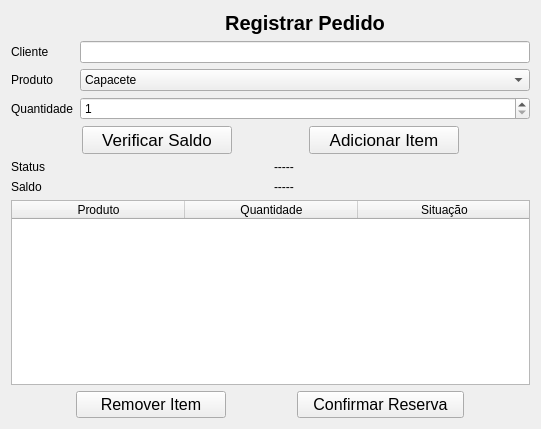
This is src/views/pedidowindow.ui in reitheus/BCC322-Trabalho-em-Grupo as Qt 5 draws it before an edit. The edited form follows.
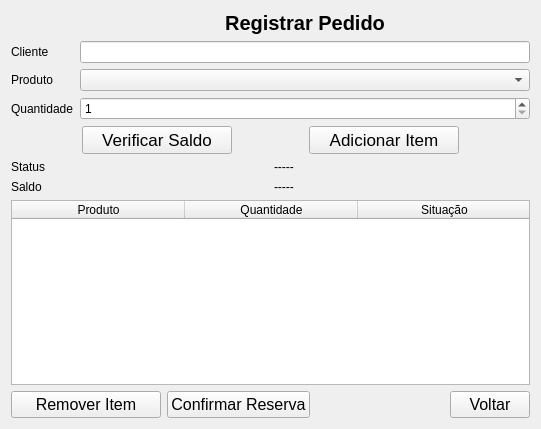
This is the edited form.

What changed in the file:
```diff
--- a/src/views/pedidowindow.ui
+++ b/src/views/pedidowindow.ui
@@ -13,8 +13,8 @@
   <property name="windowTitle">
    <string>Form</string>
   </property>
-  <layout class="QVBoxLayout" name="verticalLayout">
-   <item>
+  <layout class="QGridLayout" name="gridLayout">
+   <item row="0" column="0">
     <layout class="QFormLayout" name="formLayout">
      <item row="1" column="0">
       <widget class="QLabel" name="Cliente">
@@ -34,33 +34,7 @@
       </widget>
      </item>
      <item row="3" column="1">
-      <widget class="QComboBox" name="comboProduto">
-       <item>
-        <property name="text">
-         <string>Capacete</string>
-        </property>
-       </item>
-       <item>
-        <property name="text">
-         <string>Luva</string>
-        </property>
-       </item>
-       <item>
-        <property name="text">
-         <string>Botina</string>
-        </property>
-       </item>
-       <item>
-        <property name="text">
-         <string>Óculos de Proteção</string>
-        </property>
-       </item>
-       <item>
-        <property name="text">
-         <string>Máscara PFF2</string>
-        </property>
-       </item>
-      </widget>
+      <widget class="QComboBox" name="comboProduto"/>
      </item>
      <item row="5" column="0">
       <widget class="QLabel" name="txtquantidade_2">
@@ -97,7 +71,7 @@
      </item>
     </layout>
    </item>
-   <item>
+   <item row="1" column="0">
     <layout class="QHBoxLayout" name="horizontalLayout">
      <item>
       <widget class="QPushButton" name="btnVerificar">
@@ -137,7 +111,7 @@
      </item>
     </layout>
    </item>
-   <item>
+   <item row="2" column="0">
     <layout class="QHBoxLayout" name="horizontalLayout_2">
      <item>
       <widget class="QLabel" name="status">
@@ -155,7 +129,7 @@
      </item>
     </layout>
    </item>
-   <item>
+   <item row="3" column="0">
     <layout class="QHBoxLayout" name="horizontalLayout_3">
      <item>
       <widget class="QLabel" name="saldo">
@@ -173,7 +147,7 @@
      </item>
     </layout>
    </item>
-   <item>
+   <item row="4" column="0">
     <widget class="QTableWidget" name="tableItens">
      <property name="sizePolicy">
       <sizepolicy hsizetype="Expanding" vsizetype="Expanding">
@@ -267,7 +241,7 @@
      </column>
     </widget>
    </item>
-   <item>
+   <item row="5" column="0">
     <layout class="QHBoxLayout" name="horizontalLayout_4">
      <item>
       <widget class="QPushButton" name="btnRemover">
@@ -336,6 +310,62 @@
        </property>
       </widget>
      </item>
+     <item>
+      <spacer name="horizontalSpacer">
+       <property name="orientation">
+        <enum>Qt::Orientation::Horizontal</enum>
+       </property>
+       <property name="sizeHint" stdset="0">
+        <size>
+         <width>40</width>
+         <height>20</height>
+        </size>
+       </property>
+      </spacer>
+     </item>
+     <item>
+      <widget class="QPushButton" name="btnVoltar">
+       <property name="sizePolicy">
+        <sizepolicy hsizetype="Minimum" vsizetype="Fixed">
+         <horstretch>0</horstretch>
+         <verstretch>0</verstretch>
+        </sizepolicy>
+       </property>
+       <property name="maximumSize">
+        <size>
+         <width>167</width>
+         <height>16777215</height>
+        </size>
+       </property>
+       <property name="font">
+        <font>
+         <family>Segoe UI</family>
+         <pointsize>12</pointsize>
+         <kerning>true</kerning>
+         <hintingpreference>PreferDefaultHinting</hintingpreference>
+         <fontweight>Medium</fontweight>
+        </font>
+       </property>
+       <property name="layoutDirection">
+        <enum>Qt::LayoutDirection::RightToLeft</enum>
+       </property>
+       <property name="autoFillBackground">
+        <bool>false</bool>
+       </property>
+       <property name="text">
+        <string>Voltar</string>
+       </property>
+       <property name="autoRepeatDelay">
+        <number>300</number>
+       </property>
+       <property name="autoDefault">
+        <bool>false</bool>
+       </property>
+       <property name="default">
+        <bool>false</bool>
+       </property>
+      </widget>
+     </item>
     </layout>
    </item>
   </layout>
```
